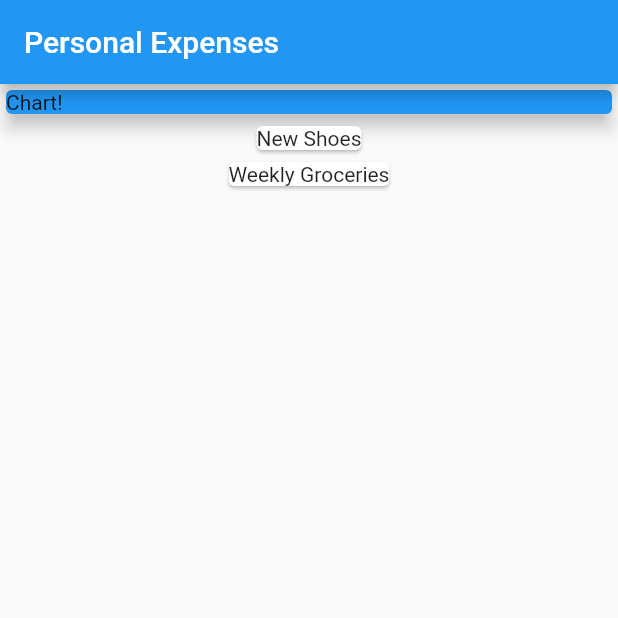
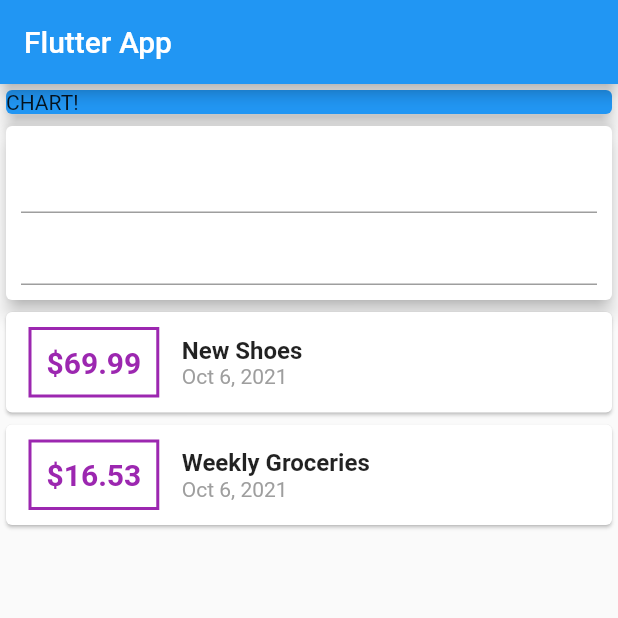
Before and after one commit to bogdan-stelea/personal_expenses_app, a Flutter app: the screen it shows after launch, on a phone screen of 412 x 824 dp, the top half of it. Run offline on Flutter 3.47's test engine with Material 2 defaults, Android fonts, the phone set to English and light mode, and no system bars.

Commit message:
Initial Commit

```diff
--- a/lib/main.dart
+++ b/lib/main.dart
@@ -1,26 +1,21 @@
 import 'package:flutter/material.dart';
 import 'package:personal_expenses_app/transactions.dart';
+import 'package:intl/intl.dart';
 
-void main() {
-  runApp(const MyApp());
-}
+void main() => runApp(MyApp());
 
 class MyApp extends StatelessWidget {
-  const MyApp({Key? key}) : super(key: key);
-
   @override
   Widget build(BuildContext context) {
     return MaterialApp(
-      title: 'Personal-Expenses',
+      title: 'Flutter App',
       home: MyHomePage(),
     );
   }
 }
 
 class MyHomePage extends StatelessWidget {
-  MyHomePage({Key? key}) : super(key: key);
-
-  final List<Transaction> transactions = <Transaction>[
+  final List<Transaction> transactions = [
     Transaction(
       id: 't1',
       title: 'New Shoes',
@@ -39,21 +34,83 @@ class MyHomePage extends StatelessWidget {
   Widget build(BuildContext context) {
     return Scaffold(
       appBar: AppBar(
-        title: const Text('Personal Expenses'),
+        title: const Text('Flutter App'),
       ),
-      body: Column(children: <Widget>[
-        Container(
-          width: double.infinity,
-          child: const Card(
-            color: Colors.blue,
-            child: Text('Chart!'),
+      body: Column(
+        // mainAxisAlignment: MainAxisAlignment.start,
+        crossAxisAlignment: CrossAxisAlignment.stretch,
+        children: <Widget>[
+          Container(
+            width: double.infinity,
+            child: const Card(
+              color: Colors.blue,
+              child: Text('CHART!'),
+              elevation: 5,
+            ),
+          ),
+          Card(
             elevation: 5,
+            child: Container(
+              padding: EdgeInsets.all(10),
+              child: Column(
+                children: <Widget>[
+                  TextField(),
+                  TextField(),
+                ],
+              ),
+            ),
           ),
-        ),
-        Column(children: transactions.map((tx) {
-          return Card(child: Text('${tx.title}'));
-        }).toList()),
-      ]),
+          Column(
+            children: transactions.map((tx) {
+              return Card(
+                child: Row(
+                  children: <Widget>[
+                    Container(
+                      margin: const EdgeInsets.symmetric(
+                        vertical: 10,
+                        horizontal: 15,
+                      ),
+                      decoration: BoxDecoration(
+                        border: Border.all(
+                          color: Colors.purple,
+                          width: 2,
+                        ),
+                      ),
+                      padding: const EdgeInsets.all(10),
+                      child: Text(
+                        '\$${tx.amount}',
+                        style: const TextStyle(
+                          fontWeight: FontWeight.bold,
+                          fontSize: 20,
+                          color: Colors.purple,
+                        ),
+                      ),
+                    ),
+                    Column(
+                      crossAxisAlignment: CrossAxisAlignment.start,
+                      children: <Widget>[
+                        Text(
+                          '${tx.title}',
+                          style: const TextStyle(
+                            fontSize: 16,
+                            fontWeight: FontWeight.bold,
+                          ),
+                        ),
+                        Text(
+                          DateFormat.yMMMd().format(tx.date),
+                          style: const TextStyle(
+                            color: Colors.grey,
+                          ),
+                        ),
+                      ],
+                    ),
+                  ],
+                ),
+              );
+            }).toList(),
+          ),
+        ],
+      ),
     );
   }
 }
--- a/lib/transactions.dart
+++ b/lib/transactions.dart
@@ -1,9 +1,9 @@
 
 class Transaction {
-  final String? id;
-  final String? title;
-  final double? amount;
-  final DateTime? date;
+  final String id;
+  final String title;
+  final double amount;
+  final DateTime date;
 
   Transaction({required this.id, required this.title, required this.amount, required this.date});
 }
--- a/pubspec.yaml
+++ b/pubspec.yaml
@@ -29,6 +29,7 @@ environment:
 dependencies:
   flutter:
     sdk: flutter
+  intl: ^0.17.0
 
 
   # The following adds the Cupertino Icons font to your application.
```
Also changed, not shown: pubspec.lock.
